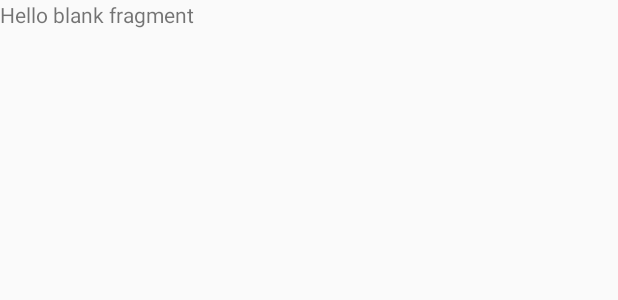
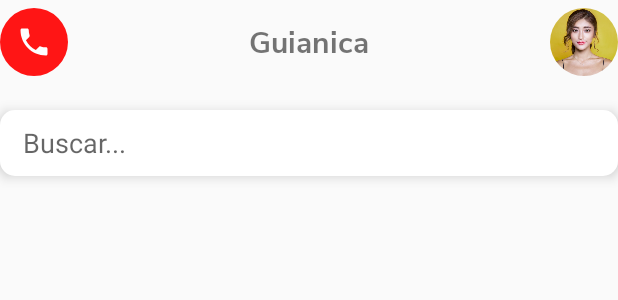
Before and after one commit to Estoico96/GuianicaApp, an Android app: the layout fragment_home.xml on its own in the app's theme, with its tools: preview values and no code run, on a phone screen of 412 x 824 dp. Shown: the top 300 px of the screen. Run offline under Robolectric (Android 15) with nearby library versions, the light colour scheme and no system bars.

```diff
--- /dev/null
+++ b/app/src/main/res/drawable/ic_discover_white.xml
@@ -0,0 +1,5 @@
+<vector android:height="24dp" android:tint="#FDFDFE"
+    android:viewportHeight="24.0" android:viewportWidth="24.0"
+    android:width="24dp" xmlns:android="http://schemas.android.com/apk/res/android">
+    <path android:fillColor="#FF000000" android:pathData="M7,2v11h3v9l7,-12h-4l4,-8z"/>
+</vector>
--- /dev/null
+++ b/app/src/main/res/drawable/ic_favorite_white.xml
@@ -0,0 +1,5 @@
+<vector android:height="24dp" android:tint="#FDFDFE"
+    android:viewportHeight="24.0" android:viewportWidth="24.0"
+    android:width="24dp" xmlns:android="http://schemas.android.com/apk/res/android">
+    <path android:fillColor="#FF000000" android:pathData="M12,21.35l-1.45,-1.32C5.4,15.36 2,12.28 2,8.5 2,5.42 4.42,3 7.5,3c1.74,0 3.41,0.81 4.5,2.09C13.09,3.81 14.76,3 16.5,3 19.58,3 22,5.42 22,8.5c0,3.78 -3.4,6.86 -8.55,11.54L12,21.35z"/>
+</vector>
--- /dev/null
+++ b/app/src/main/res/drawable/ic_place_white.xml
@@ -0,0 +1,5 @@
+<vector android:height="24dp" android:tint="#FDFDFE"
+    android:viewportHeight="24.0" android:viewportWidth="24.0"
+    android:width="24dp" xmlns:android="http://schemas.android.com/apk/res/android">
+    <path android:fillColor="#FF000000" android:pathData="M12,2C8.13,2 5,5.13 5,9c0,5.25 7,13 7,13s7,-7.75 7,-13c0,-3.87 -3.13,-7 -7,-7zM12,11.5c-1.38,0 -2.5,-1.12 -2.5,-2.5s1.12,-2.5 2.5,-2.5 2.5,1.12 2.5,2.5 -1.12,2.5 -2.5,2.5z"/>
+</vector>
--- /dev/null
+++ b/app/src/main/res/drawable/ic_user_white.xml
@@ -0,0 +1,5 @@
+<vector android:height="24dp" android:tint="#FDFDFE"
+    android:viewportHeight="24.0" android:viewportWidth="24.0"
+    android:width="24dp" xmlns:android="http://schemas.android.com/apk/res/android">
+    <path android:fillColor="#FF000000" android:pathData="M12,12c2.21,0 4,-1.79 4,-4s-1.79,-4 -4,-4 -4,1.79 -4,4 1.79,4 4,4zM12,14c-2.67,0 -8,1.34 -8,4v2h16v-2c0,-2.66 -5.33,-4 -8,-4z"/>
+</vector>
--- a/app/src/main/res/layout/fragment_home.xml
+++ b/app/src/main/res/layout/fragment_home.xml
@@ -1,14 +1,55 @@
 <?xml version="1.0" encoding="utf-8"?>
-<FrameLayout xmlns:android="http://schemas.android.com/apk/res/android"
+<LinearLayout xmlns:android="http://schemas.android.com/apk/res/android"
     xmlns:tools="http://schemas.android.com/tools"
     android:layout_width="match_parent"
     android:layout_height="match_parent"
+    android:orientation="vertical"
+    xmlns:app="http://schemas.android.com/apk/res-auto"
     tools:context=".main.HomeFragment">
 
-    <!-- TODO: Update blank fragment layout -->
-    <TextView
+
+    <RelativeLayout
         android:layout_width="match_parent"
-        android:layout_height="match_parent"
-        android:text="@string/hello_blank_fragment" />
+        android:layout_height="56dp">
 
-</FrameLayout>
+        <ImageButton
+            android:layout_width="45dp"
+            android:layout_height="45dp"
+            android:src="@drawable/ic_call_white"
+            android:layout_alignParentStart="true"
+            android:layout_centerVertical="true"
+            android:background="@drawable/button_emergency_call_activity_main"/>
+
+        <TextView
+            android:layout_width="wrap_content"
+            android:layout_height="wrap_content"
+            android:text="@string/app_name"
+            android:layout_centerHorizontal="true"
+            android:layout_centerVertical="true"
+            android:fontFamily="@font/nunito_sans_bold"
+            android:textSize="20sp"/>
+
+        <de.hdodenhof.circleimageview.CircleImageView
+            android:id="@+id/user_image_fragment_confirm"
+            android:layout_width="45dp"
+            android:layout_height="45dp"
+            app:civ_border_width="0dp"
+            android:layout_centerVertical="true"
+            android:layout_alignParentEnd="true"
+            android:src="@drawable/lorem_image"
+            android:layout_centerHorizontal="true"
+            android:elevation="@dimen/small_elevation"/>
+    </RelativeLayout>
+
+    <EditText
+        android:hint="@string/text_hints_search_main_activity"
+        android:inputType="text"
+        android:layout_width="match_parent"
+        android:layout_height="44dp"
+        android:paddingStart="15dp"
+        android:paddingEnd="15dp"
+        android:layout_marginTop="17dp"
+        android:background="@drawable/background_searchbar_activity_main"
+        android:elevation="@dimen/small_elevation"/>
+
+</LinearLayout>
--- a/app/src/main/res/values/colors.xml
+++ b/app/src/main/res/values/colors.xml
@@ -16,4 +16,8 @@
     <!-- DOTS COLORS -->
     <color name="colorDotInactive">#e9002d56</color>
 
+    <!-- NAVIGATIONVIEW COLOR -->
+    <color name="selector_item_color">#225FA4</color>
+    <color name="selector_text_color">#FFFFFF</color>
+
 </resources>
```
Also changed, not shown: app/src/main/res/drawable/ic_home_white.xml (added, +10 -0 lines), app/src/main/res/layout/activity_main.xml (+16 -44 lines), app/src/main/res/menu/menu_navigation_center_fab.xml (added, +26 -0 lines), app/src/main/res/values/strings.xml (+7 -0 lines).
